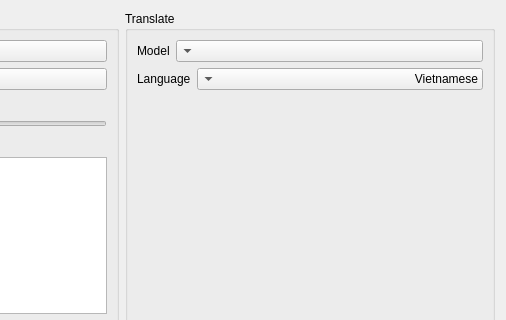
Before: the Qt Designer form ui/subtitle_config.ui in TruongHaiDang/srt-editor, drawn with Qt 5; both pictures show x 262 to 768 and y 0 to 320 of the 768 by 427 pixel window.
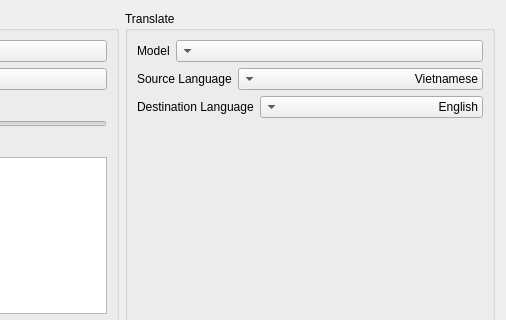
After: the same form once the commit is applied. Icons and pictures are not drawn.

Commit message: feat(ui): refactor translation and text-to-speech methods to support dynamic language selection and API key management

Patch:
```diff
--- a/ui/subtitle_config.ui
+++ b/ui/subtitle_config.ui
@@ -221,7 +221,7 @@
             <item>
              <widget class="QLabel" name="label_11">
               <property name="text">
-               <string>Language</string>
+               <string>Source Language</string>
               </property>
              </widget>
             </item>
@@ -259,6 +259,49 @@
             </item>
            </layout>
           </item>
+          <item>
+           <layout class="QHBoxLayout" name="horizontalLayout_12" stretch="0,1">
+            <item>
+             <widget class="QLabel" name="label_13">
+              <property name="text">
+               <string>Destination Language</string>
+              </property>
+             </widget>
+            </item>
+            <item>
+             <widget class="QComboBox" name="dstLanguage">
+              <property name="layoutDirection">
+               <enum>Qt::RightToLeft</enum>
+              </property>
+              <item>
+               <property name="text">
+                <string>English</string>
+               </property>
+              </item>
+              <item>
+               <property name="text">
+                <string>Vietnamese</string>
+               </property>
+              </item>
+              <item>
+               <property name="text">
+                <string>Japanese</string>
+               </property>
+              </item>
+              <item>
+               <property name="text">
+                <string>Chinese</string>
+               </property>
+              </item>
+              <item>
+               <property name="text">
+                <string>Korean</string>
+               </property>
+              </item>
+             </widget>
+            </item>
+           </layout>
+          </item>
           <item>
            <spacer name="verticalSpacer_2">
             <property name="orientation">
```
Left out of the diff: 2 changed lines with no effect on the pictures. The commit also changes 8 other files.
